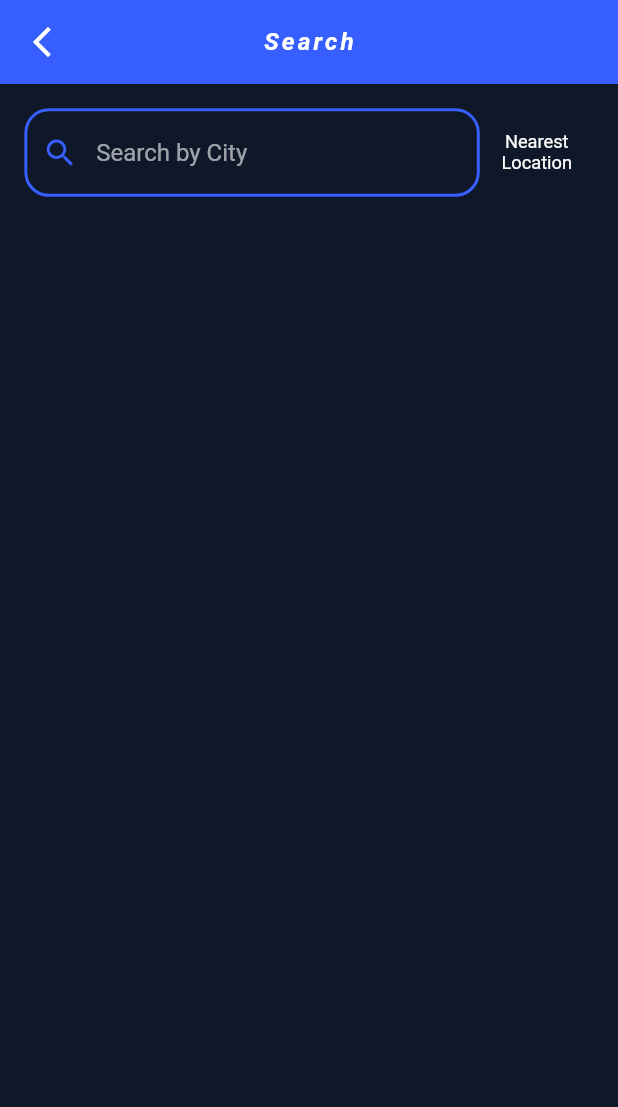
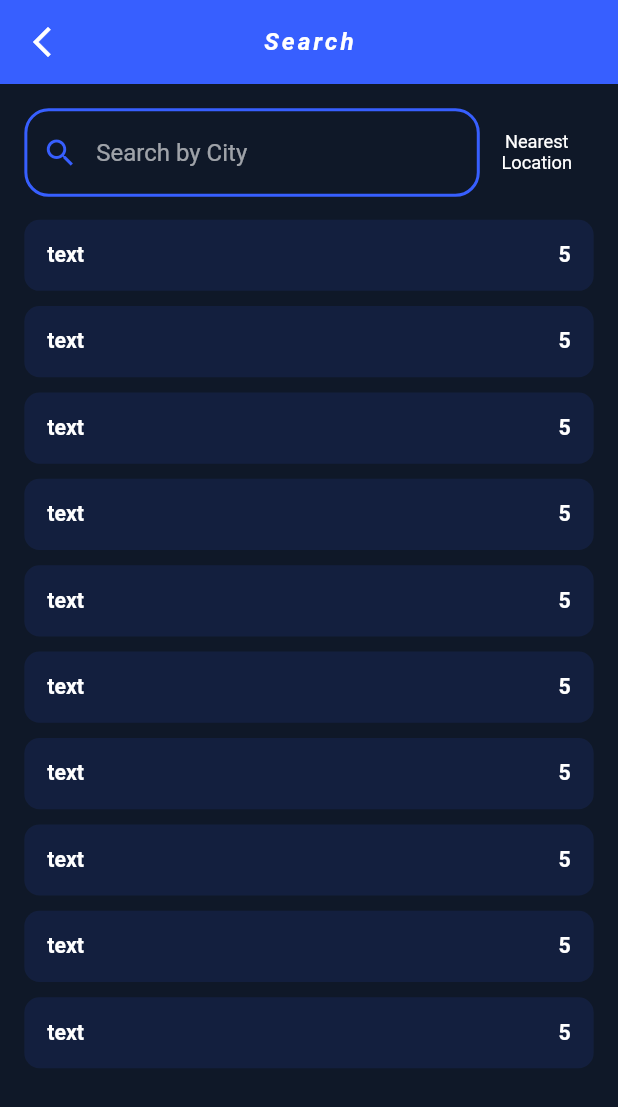
Before and after one commit to gen-eslam/rakna, a Flutter app: the SearchView screen opened by its route, on a phone screen of 412 x 824 dp. Shown: the top 1107 px of the screen. Run offline on Flutter 3.47's test engine with Material 3 defaults, Android fonts, the phone set to English and light mode, and no system bars; our stand-ins replace bloc, dartz, dio, flutter_bloc, flutter_screenutil, get_it and 8 more; accounts and stored records are empty.

Commit message:
add search list

```diff
--- a/lib/core/routing/app_router.dart
+++ b/lib/core/routing/app_router.dart
@@ -4,7 +4,7 @@ import 'package:rakna/core/routing/page_name.dart';
 import 'package:rakna/features/auth/login/view/login_view.dart';
 import 'package:rakna/features/auth/sign_up/view/sign_up_view.dart';
 import 'package:rakna/features/home_layout/view/home_layout_view.dart';
-import 'package:rakna/features/search/ui/view/search_view.dart';
+import 'package:rakna/features/search/view/search_view.dart';
 import 'package:rakna/features/splash/view/splash_view.dart';
 
 abstract class AppRouter {
--- a/lib/features/home/view/widgets/search_button.dart
+++ b/lib/features/home/view/widgets/search_button.dart
@@ -1,5 +1,3 @@
-
-
 import 'package:flutter/material.dart';
 import 'package:flutter_screenutil/flutter_screenutil.dart';
 import 'package:rakna/core/theme/manager/colors_manager.dart';
--- /dev/null
+++ b/lib/features/search/view/search_view.dart
@@ -0,0 +1,45 @@
+import 'package:flutter/material.dart';
+import 'package:flutter_screenutil/flutter_screenutil.dart';
+import 'package:rakna/core/theme/manager/colors_manager.dart';
+import 'package:rakna/core/theme/manager/text_style_manager.dart';
+import 'package:rakna/core/utils/space_Manager.dart';
+import 'package:rakna/core/utils/string_manager.dart';
+import 'package:rakna/core/widgets/custom_back_button.dart';
+import 'package:rakna/core/widgets/custom_text.dart';
+import 'package:rakna/features/search/view/widget/list_view_item.dart';
+import 'package:rakna/features/search/view/widget/search_bar.dart';
+
+class SearchView extends StatelessWidget {
+  const SearchView({super.key});
+
+  @override
+  Widget build(BuildContext context) {
+    return Scaffold(
+      appBar: AppBar(
+        leading: const CustomBackButton(),
+        title: const Text(StringManager.search),
+      ),
+      body: Padding(
+        padding: EdgeInsetsDirectional.all(AppPadding.p16),
+        child: Column(children: [
+          const SerchBar(),
+          SizedBox(
+            height: 15.r,
+          ),
+          Expanded(
+            child: ListView.separated(
+                itemBuilder: (context, index) {
+                  return const ListViewItem();
+                },
+                separatorBuilder: (context, index) {
+                  return SizedBox(
+                    height: 10.r,
+                  );
+                },
+                itemCount: 10),
+          ),
+        ]),
+      ),
+    );
+  }
+}
--- /dev/null
+++ b/lib/features/search/view/widget/list_view_item.dart
@@ -0,0 +1,31 @@
+import 'package:flutter/material.dart';
+import 'package:flutter_screenutil/flutter_screenutil.dart';
+import 'package:rakna/core/theme/manager/colors_manager.dart';
+import 'package:rakna/core/theme/manager/text_style_manager.dart';
+import 'package:rakna/core/widgets/custom_text.dart';
+
+class ListViewItem extends StatelessWidget {
+  const ListViewItem({
+    super.key,
+  });
+
+  @override
+  Widget build(BuildContext context) {
+    return InkWell(
+      borderRadius: BorderRadius.circular(10.r),
+      onTap: () {},
+      child: Container(
+        padding: EdgeInsetsDirectional.all(15.r),
+        decoration: BoxDecoration(
+          borderRadius: BorderRadius.circular(10.r),
+          color: ColorsManager.bluishClr.withOpacity(0.1),
+        ),
+        child:
+            Row(mainAxisAlignment: MainAxisAlignment.spaceBetween, children: [
+          CustomText(text: "text", style: TextStyleManager.textStyle14w600),
+          CustomText(text: "5", style: TextStyleManager.textStyle14w600),
+        ]),
+      ),
+    );
+  }
+}
--- a/lib/features/search/ui/view/search_view.dart
+++ b/lib/features/search/view/widget/search_bar.dart
@@ -1,30 +1,9 @@
+
 import 'package:flutter/material.dart';
 import 'package:rakna/core/theme/manager/text_style_manager.dart';
-import 'package:rakna/core/utils/space_Manager.dart';
 import 'package:rakna/core/utils/string_manager.dart';
-import 'package:rakna/core/widgets/custom_back_button.dart';
 import 'package:rakna/core/widgets/custom_text.dart';
 import 'package:rakna/core/widgets/custom_text_form_fieild.dart';
-
-class SearchView extends StatelessWidget {
-  const SearchView({super.key});
-
-  @override
-  Widget build(BuildContext context) {
-    return Scaffold(
-      appBar: AppBar(
-        leading: const CustomBackButton(),
-        title: const Text(StringManager.search),
-      ),
-      body: Padding(
-        padding: EdgeInsetsDirectional.all(AppPadding.p16),
-        child: const Column(children: [
-          SerchBar(),
-        ]),
-      ),
-    );
-  }
-}
 
 class SerchBar extends StatelessWidget {
   const SerchBar({
```
Also changed, not shown: lib/features/search/view/widget/animated_list_view.dart (renamed from lib/features/search/ui/widget/animated_list_view.dart).
